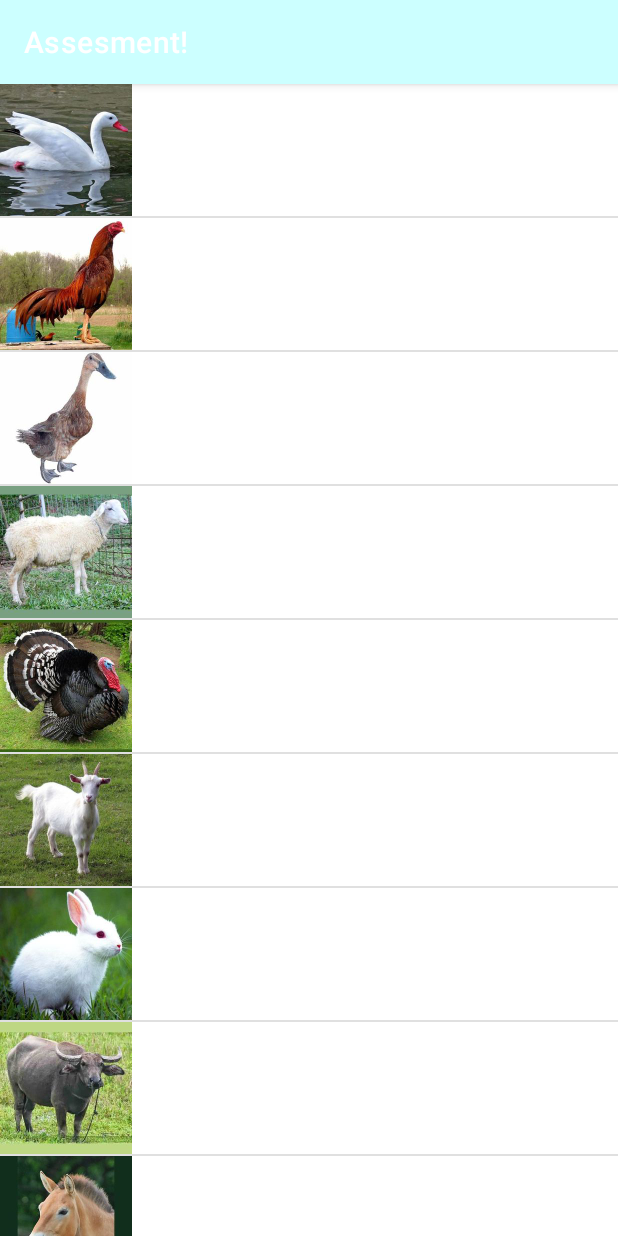
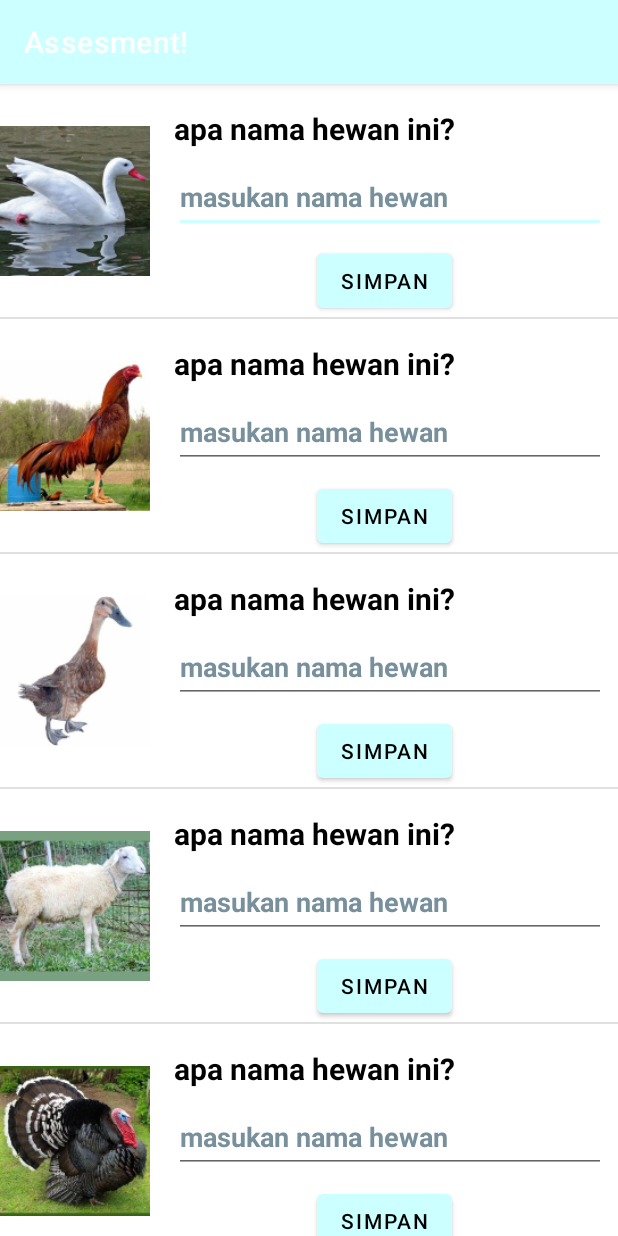
Before and after one commit to ihtadalutfi/assesmen1_mobro1, an Android app: the screen it shows after launch (MainActivity), on a phone screen of 412 x 824 dp. Run offline under Robolectric (Android 15) with nearby library versions, the phone set to English and light mode, and no system bars.

Commit message:
pembuatan form dan penambahan button

```diff
--- a/app/src/main/java/com/example/assesment1/MainActivity.kt
+++ b/app/src/main/java/com/example/assesment1/MainActivity.kt
@@ -41,7 +41,6 @@ class MainActivity : AppCompatActivity() {
             Hewan("Kerbau", "Bubalus bubalis", R.drawable.kerbau),
             Hewan("Kuda", "Equus caballus", R.drawable.kuda),
             Hewan("Sapi", "Bos taurus", R.drawable.sapi),
-
             )
     }
 
--- a/app/src/main/java/com/example/assesment1/MainAdapter.kt
+++ b/app/src/main/java/com/example/assesment1/MainAdapter.kt
@@ -12,8 +12,6 @@ class MainAdapter(private val data: List<Hewan>) :
         private val binding: ListItemBinding
     ) : RecyclerView.ViewHolder(binding.root) {
         fun bind(hewan: Hewan) = with(binding) {
-//            namaTextView.text = hewan.nama
-//            latinTextView.text = hewan.namaLatin
             imageView.setImageResource(hewan.imageResId)
 
             root.setOnClickListener {
--- a/app/src/main/res/layout/list_item.xml
+++ b/app/src/main/res/layout/list_item.xml
@@ -8,11 +8,10 @@
     android:background="?android:selectableItemBackground">
 
 
-
     <ImageView
         android:id="@+id/imageView"
-        android:layout_width="88dp"
-        android:layout_height="88dp"
+        android:layout_width="100dp"
+        android:layout_height="100dp"
         android:contentDescription="@null"
         app:layout_constraintBottom_toBottomOf="parent"
         app:layout_constraintStart_toStartOf="parent"
@@ -22,23 +21,53 @@
 
     <TextView
         android:id="@+id/namaTextView"
+        android:layout_width="0dp"
+        android:layout_height="wrap_content"
+        android:layout_marginStart="16dp"
+        android:layout_marginTop="16dp"
+        android:layout_marginEnd="8dp"
+        android:textColor="@color/black"
+        android:textSize="20sp"
+        android:textStyle="bold"
+        app:layout_constraintEnd_toEndOf="parent"
+        app:layout_constraintStart_toEndOf="@id/imageView"
+        app:layout_constraintTop_toTopOf="parent"
+        android:text="@string/apa_nama_hewan_ini" />
+
+    <EditText
+        android:id="@+id/input"
+        android:layout_width="0dp"
+        android:layout_height="wrap_content"
+        android:layout_marginStart="16dp"
+        android:layout_marginTop="8dp"
+        android:layout_marginEnd="8dp"
+        android:autofillHints=""
+        android:hint="@string/masukan_nama_hewan"
+        android:inputType="text"
+        android:minHeight="48dp"
+        android:textColorHint="#78909C"
+        android:textStyle="bold"
+        app:layout_constraintEnd_toEndOf="parent"
+        app:layout_constraintStart_toEndOf="@id/imageView"
+        app:layout_constraintTop_toBottomOf="@+id/namaTextView" />
+
+    <Button
+        android:id="@+id/tekan"
         android:layout_width="wrap_content"
         android:layout_height="wrap_content"
-        android:layout_marginStart="16dp"
-        android:textSize="18sp"
-        android:textStyle="bold"
-        app:layout_constraintBottom_toTopOf="@+id/guideline"
-        app:layout_constraintStart_toEndOf="@id/imageView"
-        app:layout_constraintTop_toTopOf="parent"
-        app:layout_constraintVertical_bias="0.28"
-        tools:text="@string/apa_nama_hewan_ini" />
-
-
+        android:layout_marginStart="8dp"
+        android:layout_marginTop="8dp"
+        android:layout_marginEnd="8dp"
+        android:text="simpan"
+        android:textColor="@color/black"
+        app:layout_constraintEnd_toEndOf="parent"
+        app:layout_constraintStart_toEndOf="@+id/imageView"
+        app:layout_constraintTop_toBottomOf="@+id/input" />
 
     <androidx.constraintlayout.widget.Guideline
         android:id="@+id/guideline"
         android:layout_width="wrap_content"
         android:layout_height="wrap_content"
         android:orientation="horizontal"
-        app:layout_constraintGuide_percent="0.92" />
+        app:layout_constraintGuide_percent="1.0" />
 </androidx.constraintlayout.widget.ConstraintLayout>
```
